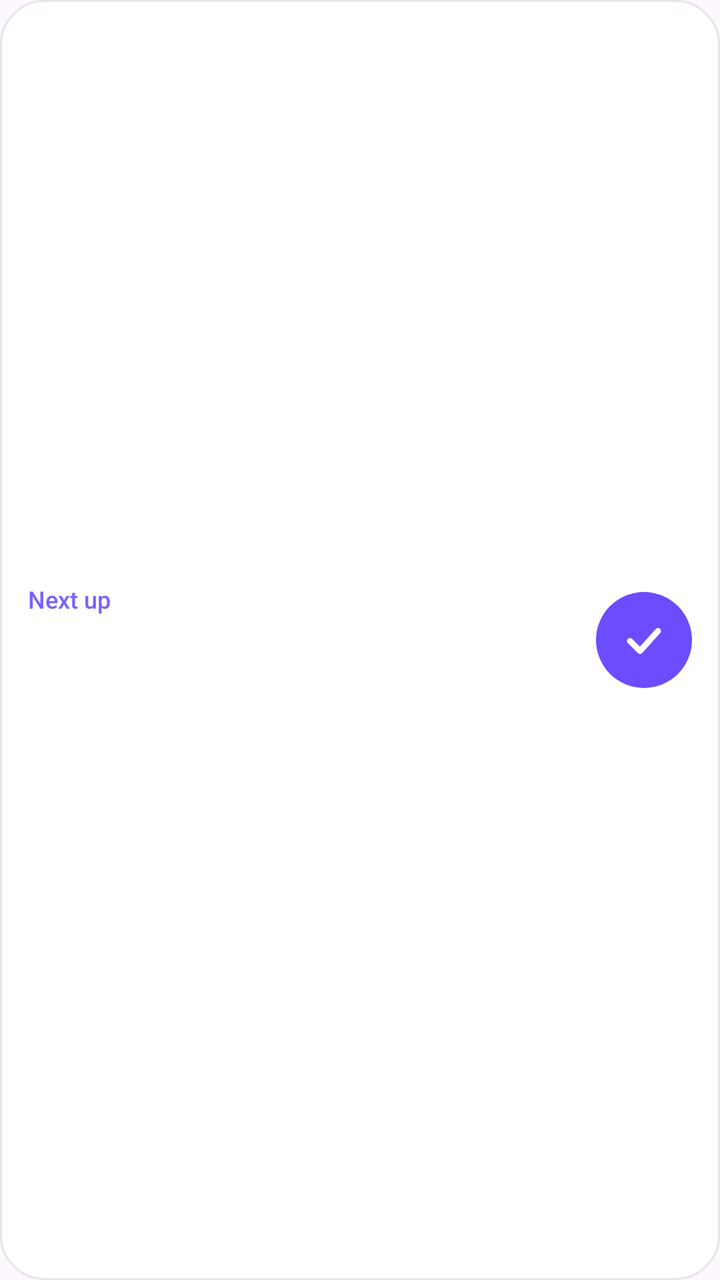
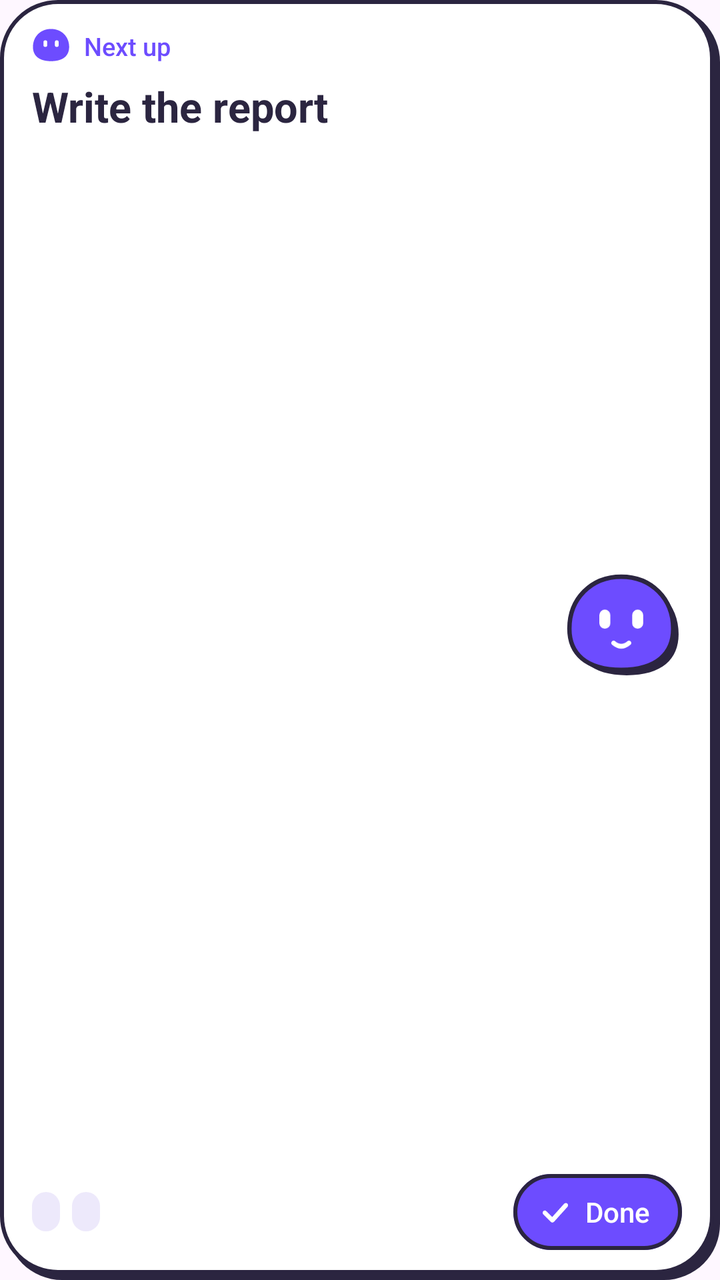

Before-and-after screenshots of an Android layout around one commit, followed by the original layout XML and the change that was made.
<!-- AndroidManifest.xml: another module's application theme Theme.quicky -->
<!-- res/layout/w_next.xml -->
<?xml version="1.0" encoding="utf-8"?>
<LinearLayout xmlns:android="http://schemas.android.com/apk/res/android"
    android:id="@+id/w_root"
    android:layout_width="match_parent"
    android:layout_height="match_parent"
    android:background="@drawable/w_card_light"
    android:gravity="center_vertical"
    android:orientation="horizontal"
    android:padding="14dp">
    <LinearLayout
        android:layout_width="0dp"
        android:layout_height="wrap_content"
        android:layout_weight="1"
        android:orientation="vertical">
        <TextView android:id="@+id/w_label" android:layout_width="wrap_content" android:layout_height="wrap_content" android:text="Next up" android:textColor="#FF7B61FF" android:textSize="12sp" android:fontFamily="sans-serif-medium" />
        <TextView android:id="@+id/w_task" android:layout_width="match_parent" android:layout_height="wrap_content" android:ellipsize="end" android:maxLines="2" android:textColor="#FF2B2540" android:textSize="18sp" android:fontFamily="sans-serif-medium" />
        <TextView android:id="@+id/w_meta" android:layout_width="match_parent" android:layout_height="wrap_content" android:maxLines="1" android:textColor="#FF7A7392" android:textSize="12sp" />
    </LinearLayout>
    <FrameLayout
        android:id="@+id/w_done_wrap"
        android:layout_width="48dp"
        android:layout_height="48dp"
        android:layout_marginStart="10dp">
        <ImageView android:id="@+id/w_done_bg" android:tint="#FF6D4CFF" android:layout_width="match_parent" android:layout_height="match_parent" android:src="@drawable/w_circle" android:contentDescription="@null" />
        <ImageView android:id="@+id/w_done" android:layout_width="match_parent" android:layout_height="match_parent" android:padding="12dp" android:src="@drawable/ic_check" android:contentDescription="Done" />
    </FrameLayout>
</LinearLayout>
<!-- resources referenced by this layout -->
<resources>
  <!-- drawable w_card_light (drawable) -->
  <?xml version="1.0" encoding="utf-8"?>
  <shape xmlns:android="http://schemas.android.com/apk/res/android" android:shape="rectangle">
      <solid android:color="#FFFFFFFF" />
      <stroke android:width="1dp" android:color="#1A2B2540" />
      <corners android:radius="22dp" />
  </shape>
  <!-- drawable w_circle (drawable) -->
  <?xml version="1.0" encoding="utf-8"?>
  <shape xmlns:android="http://schemas.android.com/apk/res/android" android:shape="oval">
      <solid android:color="#FFFFFFFF" />
  </shape>
  <!-- unchanged entries left out for length: 2 -->
</resources>

<!-- the commit's change to res/layout/w_next.xml (unified diff, before → after) -->
@@ -1,27 +1,48 @@
 <?xml version="1.0" encoding="utf-8"?>
-<LinearLayout xmlns:android="http://schemas.android.com/apk/res/android"
-    android:id="@+id/w_root"
+<FrameLayout xmlns:android="http://schemas.android.com/apk/res/android"
+    android:id="@android:id/background"
     android:layout_width="match_parent"
     android:layout_height="match_parent"
-    android:background="@drawable/w_card_light"
-    android:gravity="center_vertical"
-    android:orientation="horizontal"
-    android:padding="14dp">
-    <LinearLayout
-        android:layout_width="0dp"
-        android:layout_height="wrap_content"
-        android:layout_weight="1"
-        android:orientation="vertical">
-        <TextView android:id="@+id/w_label" android:layout_width="wrap_content" android:layout_height="wrap_content" android:text="Next up" android:textColor="#FF7B61FF" android:textSize="12sp" android:fontFamily="sans-serif-medium" />
-        <TextView android:id="@+id/w_task" android:layout_width="match_parent" android:layout_height="wrap_content" android:ellipsize="end" android:maxLines="2" android:textColor="#FF2B2540" android:textSize="18sp" android:fontFamily="sans-serif-medium" />
-        <TextView android:id="@+id/w_meta" android:layout_width="match_parent" android:layout_height="wrap_content" android:maxLines="1" android:textColor="#FF7A7392" android:textSize="12sp" />
+    android:background="@drawable/w_card_q_light"
+    android:paddingStart="16dp"
+    android:paddingTop="13dp"
+    android:paddingEnd="19dp"
+    android:paddingBottom="15dp">
+    <LinearLayout android:layout_width="match_parent" android:layout_height="match_parent" android:orientation="vertical">
+        <LinearLayout android:layout_width="match_parent" android:layout_height="wrap_content" android:gravity="center_vertical" android:orientation="horizontal">
+            <ImageView android:id="@+id/w_logo" android:layout_width="20dp" android:layout_height="20dp" android:src="@drawable/ic_quicky" android:tint="#FF6D4CFF" android:contentDescription="@null" />
+            <TextView android:id="@+id/w_label" style="@style/WgMeta" android:layout_width="0dp" android:layout_height="wrap_content" android:layout_marginStart="6dp" android:layout_weight="1" android:singleLine="true" android:text="Next up" android:textColor="#FF6D4CFF" android:textSize="12.5sp" />
+            <TextView android:id="@+id/w_more" style="@style/WgMeta" android:layout_width="wrap_content" android:layout_height="wrap_content" android:singleLine="true" android:textColor="#FF5E5878" android:textSize="12sp" />
+        </LinearLayout>
+        <LinearLayout android:layout_width="match_parent" android:layout_height="0dp" android:layout_marginTop="6dp" android:layout_weight="1" android:orientation="horizontal">
+            <TextView android:id="@+id/w_task" style="@style/WgTitle" android:layout_width="0dp" android:layout_height="match_parent" android:layout_weight="1" android:ellipsize="end" android:gravity="top" android:maxLines="3" android:text="Write the report" android:textColor="#FF2B2540" android:textSize="21sp" />
+            <include layout="@layout/w_mascot" android:layout_width="58dp" android:layout_height="52dp" android:layout_gravity="center_vertical" />
+        </LinearLayout>
+        <LinearLayout android:layout_width="match_parent" android:layout_height="wrap_content" android:gravity="center_vertical" android:orientation="horizontal">
+            <LinearLayout android:id="@+id/w_row_meta" android:layout_width="0dp" android:layout_height="wrap_content" android:layout_weight="1" android:orientation="horizontal">
+                <TextView android:id="@+id/w_chip1" style="@style/WgMeta" android:layout_width="wrap_content" android:layout_height="wrap_content" android:layout_marginEnd="6dp" android:background="@drawable/w_chip" android:backgroundTint="#FFEDE9FB" android:includeFontPadding="false" android:paddingStart="7dp" android:paddingTop="3dp" android:paddingEnd="7dp" android:paddingBottom="3dp" android:singleLine="true" android:textColor="#FF5E5878" android:textSize="11.5sp" />
+                <TextView android:id="@+id/w_chip2" style="@style/WgMeta" android:layout_width="wrap_content" android:layout_height="wrap_content" android:layout_marginEnd="6dp" android:background="@drawable/w_chip" android:backgroundTint="#FFEDE9FB" android:includeFontPadding="false" android:paddingStart="7dp" android:paddingTop="3dp" android:paddingEnd="7dp" android:paddingBottom="3dp" android:singleLine="true" android:textColor="#FF5E5878" android:textSize="11.5sp" />
+            </LinearLayout>
+            <FrameLayout android:id="@+id/w_done_wrap" android:layout_width="wrap_content" android:layout_height="38dp">
+                <ImageView android:id="@+id/w_done_bg" android:layout_width="match_parent" android:layout_height="match_parent" android:scaleType="fitXY" android:src="@drawable/w_round" android:tint="#FF6D4CFF" android:contentDescription="@null" />
+                <ImageView android:id="@+id/w_done_ring" android:layout_width="match_parent" android:layout_height="match_parent" android:scaleType="fitXY" android:src="@drawable/w_ring_pill" android:contentDescription="@null" />
+                <LinearLayout android:layout_width="wrap_content" android:layout_height="match_parent" android:gravity="center_vertical" android:orientation="horizontal" android:paddingStart="12dp" android:paddingEnd="16dp">
+                    <ImageView android:id="@+id/w_done" android:layout_width="18dp" android:layout_height="18dp" android:src="@drawable/ic_check" android:contentDescription="@null" />
+                    <TextView android:id="@+id/w_done_text" style="@style/WgBody" android:layout_width="wrap_content" android:layout_height="wrap_content" android:layout_marginStart="6dp" android:text="Done" android:textColor="#FFFFFFFF" android:textSize="14sp" />
+                </LinearLayout>
+            </FrameLayout>
+        </LinearLayout>
     </LinearLayout>
-    <FrameLayout
-        android:id="@+id/w_done_wrap"
-        android:layout_width="48dp"
-        android:layout_height="48dp"
-        android:layout_marginStart="10dp">
-        <ImageView android:id="@+id/w_done_bg" android:tint="#FF6D4CFF" android:layout_width="match_parent" android:layout_height="match_parent" android:src="@drawable/w_circle" android:contentDescription="@null" />
-        <ImageView android:id="@+id/w_done" android:layout_width="match_parent" android:layout_height="match_parent" android:padding="12dp" android:src="@drawable/ic_check" android:contentDescription="Done" />
-    </FrameLayout>
-</LinearLayout>
+</FrameLayout>
+<!-- res/layout/w_mascot.xml (included above) -->
+<?xml version="1.0" encoding="utf-8"?>
+<FrameLayout xmlns:android="http://schemas.android.com/apk/res/android"
+    android:id="@+id/w_mascot"
+    android:layout_width="match_parent"
+    android:layout_height="match_parent">
+    <ImageView android:id="@+id/w_q_shadow" android:layout_width="match_parent" android:layout_height="match_parent" android:scaleType="fitCenter" android:src="@drawable/w_q_shadow" android:tint="#FF2B2540" android:contentDescription="@null" />
+    <ImageView android:id="@+id/w_q_body" android:layout_width="match_parent" android:layout_height="match_parent" android:scaleType="fitCenter" android:src="@drawable/w_q_body" android:tint="#FF6D4CFF" android:contentDescription="@null" />
+    <ImageView android:id="@+id/w_q_line" android:layout_width="match_parent" android:layout_height="match_parent" android:scaleType="fitCenter" android:src="@drawable/w_q_line" android:contentDescription="@null" />
+    <ImageView android:id="@+id/w_q_face" android:layout_width="match_parent" android:layout_height="match_parent" android:scaleType="fitCenter" android:src="@drawable/w_q_face" android:contentDescription="Quicky" />
+    <ImageView android:id="@+id/w_q_cross" android:layout_width="match_parent" android:layout_height="match_parent" android:scaleType="fitCenter" android:src="@drawable/w_q_cross" android:visibility="gone" android:contentDescription="@null" />
+</FrameLayout>
<!-- resource entries referenced after the edit -->
@@ -1,17 +1,69 @@
 <!-- resources referenced by this layout -->
 <resources>
-  <!-- drawable w_card_light (drawable) -->
+  <!-- drawable ic_quicky (drawable) -->
+  <?xml version="1.0" encoding="utf-8"?>
+  <vector xmlns:android="http://schemas.android.com/apk/res/android" android:width="42dp" android:height="38dp" android:viewportWidth="42" android:viewportHeight="38">
+      <path android:fillColor="#FFFFFFFF" android:fillType="evenOdd" android:pathData="M20,1C31,1 39,9 39,20c0,9 -6,15 -19,15S1,29 1,20C1,9 9,1 20,1zM12,15a2,2 0,0 1,4 0v3a2,2 0,0 1,-4 0zM24,15a2,2 0,0 1,4 0v3a2,2 0,0 1,-4 0z" />
+  </vector>
+  <!-- drawable w_card_q_light (drawable) -->
+  <?xml version="1.0" encoding="utf-8"?>
+  <layer-list xmlns:android="http://schemas.android.com/apk/res/android">
+      <item android:left="3dp" android:top="3dp">
+          <shape android:shape="rectangle"><solid android:color="#FF2B2540" /><corners android:radius="@dimen/w_radius" /></shape>
+      </item>
+      <item android:right="3dp" android:bottom="3dp">
+          <shape android:shape="rectangle"><solid android:color="#FFFFFFFF" /><stroke android:width="2dp" android:color="#FF2B2540" /><corners android:radius="@dimen/w_radius" /></shape>
+      </item>
+  </layer-list>
+  <!-- drawable w_chip (drawable) -->
   <?xml version="1.0" encoding="utf-8"?>
   <shape xmlns:android="http://schemas.android.com/apk/res/android" android:shape="rectangle">
       <solid android:color="#FFFFFFFF" />
-      <stroke android:width="1dp" android:color="#1A2B2540" />
-      <corners android:radius="22dp" />
+      <corners android:radius="8dp" />
   </shape>
-  <!-- drawable w_circle (drawable) -->
+  <!-- drawable w_q_body (drawable) -->
   <?xml version="1.0" encoding="utf-8"?>
-  <shape xmlns:android="http://schemas.android.com/apk/res/android" android:shape="oval">
+  <vector xmlns:android="http://schemas.android.com/apk/res/android" android:width="42dp" android:height="38dp" android:viewportWidth="42" android:viewportHeight="38">
+      <path android:fillColor="#FFFFFFFF" android:pathData="M20,1C31,1 39,9 39,20c0,9 -6,15 -19,15S1,29 1,20C1,9 9,1 20,1z" />
+  </vector>
+  <!-- drawable w_q_cross (drawable) -->
+  <?xml version="1.0" encoding="utf-8"?>
+  <vector xmlns:android="http://schemas.android.com/apk/res/android" android:width="42dp" android:height="38dp" android:viewportWidth="42" android:viewportHeight="38">
+      <path android:strokeColor="#FF2B2540" android:strokeWidth="2.2" android:strokeLineCap="round" android:pathData="M11,12.4l5.2,-2.2M29,12.4l-5.2,-2.2" />
+      <path android:strokeColor="#FF2B2540" android:strokeWidth="1.8" android:strokeLineCap="round" android:pathData="M17.2,26.8q2.8,-2.2 5.6,0" />
+  </vector>
+  <!-- drawable w_q_face (drawable) -->
+  <?xml version="1.0" encoding="utf-8"?>
+  <vector xmlns:android="http://schemas.android.com/apk/res/android" android:width="42dp" android:height="38dp" android:viewportWidth="42" android:viewportHeight="38">
+      <path android:fillColor="#FFFFFFFF" android:pathData="M12,15a2,2 0,0 1,4 0v3a2,2 0,0 1,-4 0zM24,15a2,2 0,0 1,4 0v3a2,2 0,0 1,-4 0z" />
+      <path android:strokeColor="#FFFFFFFF" android:strokeWidth="1.7" android:strokeLineCap="round" android:pathData="M17.2,25.2q2.8,2.4 5.6,0" />
+  </vector>
+  <!-- drawable w_q_line (drawable) -->
+  <?xml version="1.0" encoding="utf-8"?>
+  <vector xmlns:android="http://schemas.android.com/apk/res/android" android:width="42dp" android:height="38dp" android:viewportWidth="42" android:viewportHeight="38">
+      <path android:strokeColor="#FF2B2540" android:strokeWidth="1.6" android:strokeLineJoin="round" android:pathData="M20,1C31,1 39,9 39,20c0,9 -6,15 -19,15S1,29 1,20C1,9 9,1 20,1z" />
+  </vector>
+  <!-- drawable w_q_shadow (drawable) -->
+  <?xml version="1.0" encoding="utf-8"?>
+  <vector xmlns:android="http://schemas.android.com/apk/res/android" android:width="42dp" android:height="38dp" android:viewportWidth="42" android:viewportHeight="38">
+      <group android:translateX="2" android:translateY="2"><path android:fillColor="#FFFFFFFF" android:pathData="M20,1C31,1 39,9 39,20c0,9 -6,15 -19,15S1,29 1,20C1,9 9,1 20,1z" /></group>
+  </vector>
+  <!-- drawable w_ring_pill (drawable) -->
+  <?xml version="1.0" encoding="utf-8"?>
+  <shape xmlns:android="http://schemas.android.com/apk/res/android" android:shape="rectangle">
+      <stroke android:width="2dp" android:color="#FF2B2540" />
+      <corners android:radius="999dp" />
+  </shape>
+  <!-- drawable w_round (drawable) -->
+  <?xml version="1.0" encoding="utf-8"?>
+  <shape xmlns:android="http://schemas.android.com/apk/res/android" android:shape="rectangle">
       <solid android:color="#FFFFFFFF" />
+      <corners android:radius="999dp" />
   </shape>
+  <style name="WgBody"><item name="android:fontFamily">sans-serif-medium</item></style>
+  <style name="WgMeta"><item name="android:fontFamily">sans-serif-medium</item></style>
+  <style name="WgTitle"><item name="android:fontFamily">sans-serif</item><item name="android:textStyle">bold</item></style>
+  <dimen name="w_radius">20dp</dimen>
   <!-- unchanged entries left out for length: 2 -->
 </resources>
 
